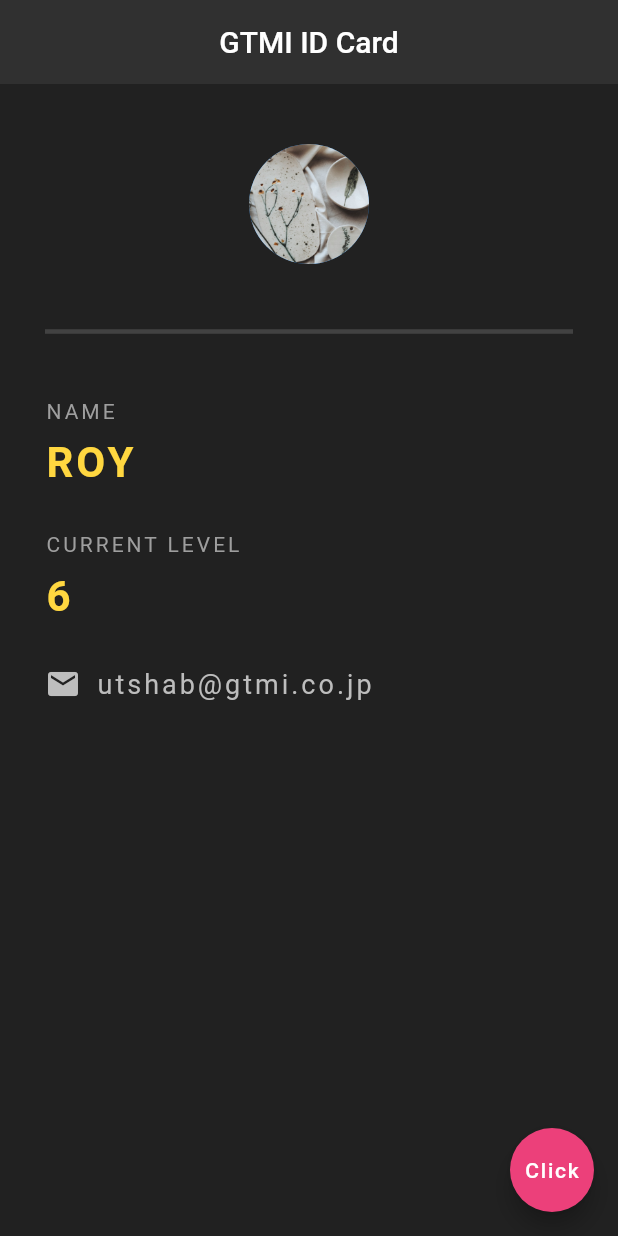
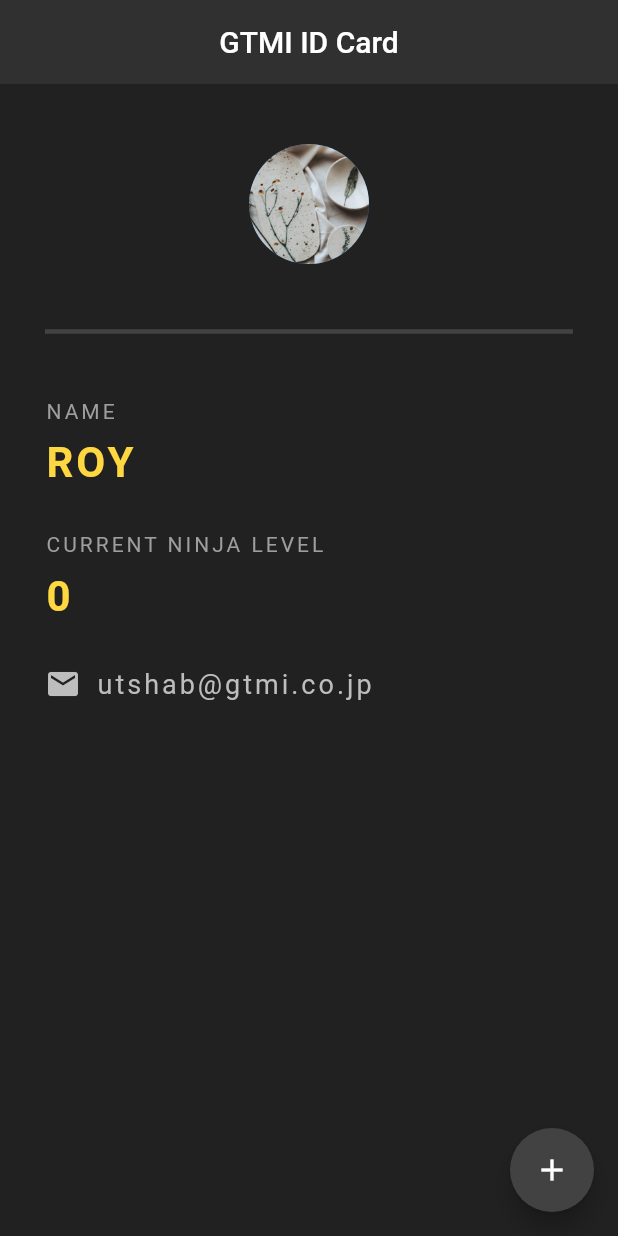
Before and after one commit to utshab-roy/flutter-ninja, a Flutter app: the screen it shows after launch, on a phone screen of 412 x 824 dp. Run offline on Flutter 3.47's test engine with Material 2 defaults, Android fonts, the phone set to English and light mode, and no system bars.

```diff
--- a/lib/main.dart
+++ b/lib/main.dart
@@ -6,7 +6,14 @@ void main() {
   ));
 }
 
-class Home extends StatelessWidget {
+class Home extends StatefulWidget {
+  @override
+  _HomeState createState() => _HomeState();
+}
+
+class _HomeState extends State<Home> {
+  int ninjaLevel = 0;
+
   @override
   Widget build(BuildContext context) {
     return Scaffold(
@@ -52,7 +59,7 @@ class Home extends StatelessWidget {
             ),
             SizedBox(height: 30.0),
             Text(
-              'CURRENT LEVEL',
+              'CURRENT NINJA LEVEL',
               style: TextStyle(
                 color: Colors.grey,
                 letterSpacing: 2.0,
@@ -60,7 +67,7 @@ class Home extends StatelessWidget {
             ),
             SizedBox(height: 10.0),
             Text(
-              '6',
+              '$ninjaLevel',
               style: TextStyle(
                 color: Colors.amberAccent[200],
                 letterSpacing: 2.0,
@@ -92,9 +99,13 @@ class Home extends StatelessWidget {
         ),
       ),
       floatingActionButton: FloatingActionButton(
-        onPressed: () {},
-        child: Text('Click'),
-        backgroundColor: Colors.pink[400],
+        onPressed: () {
+          setState(() {
+            ninjaLevel += 1;
+          });
+        },
+        child: Icon(Icons.add),
+        backgroundColor: Colors.grey[800],
       ),
     );
   }
```
